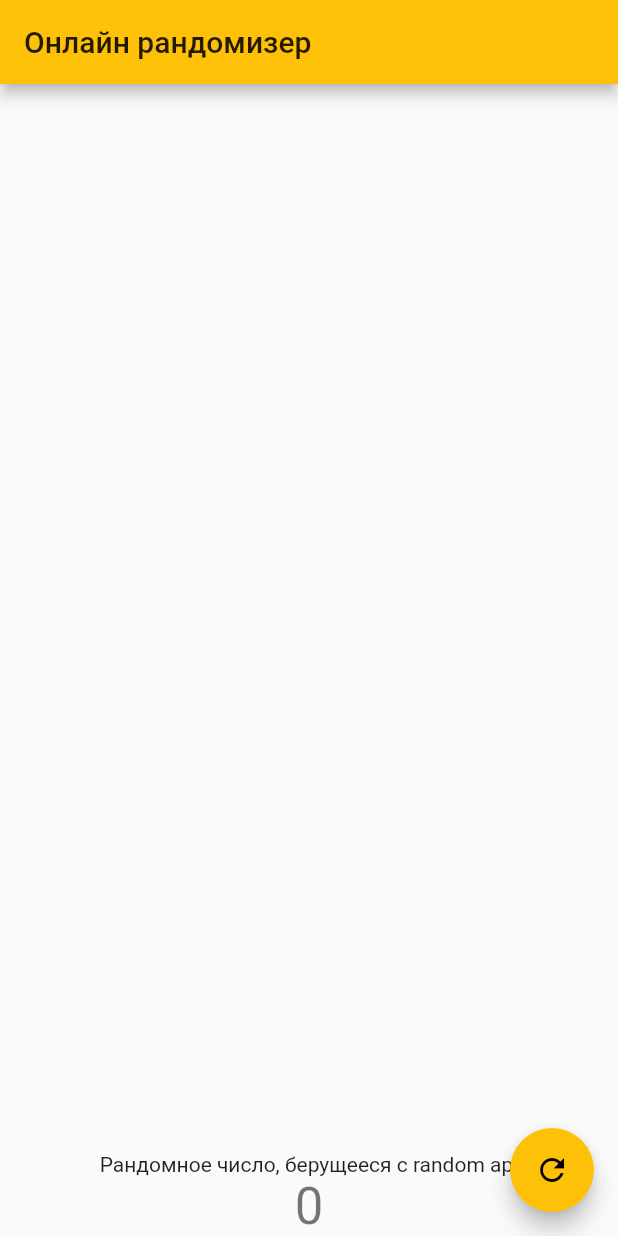
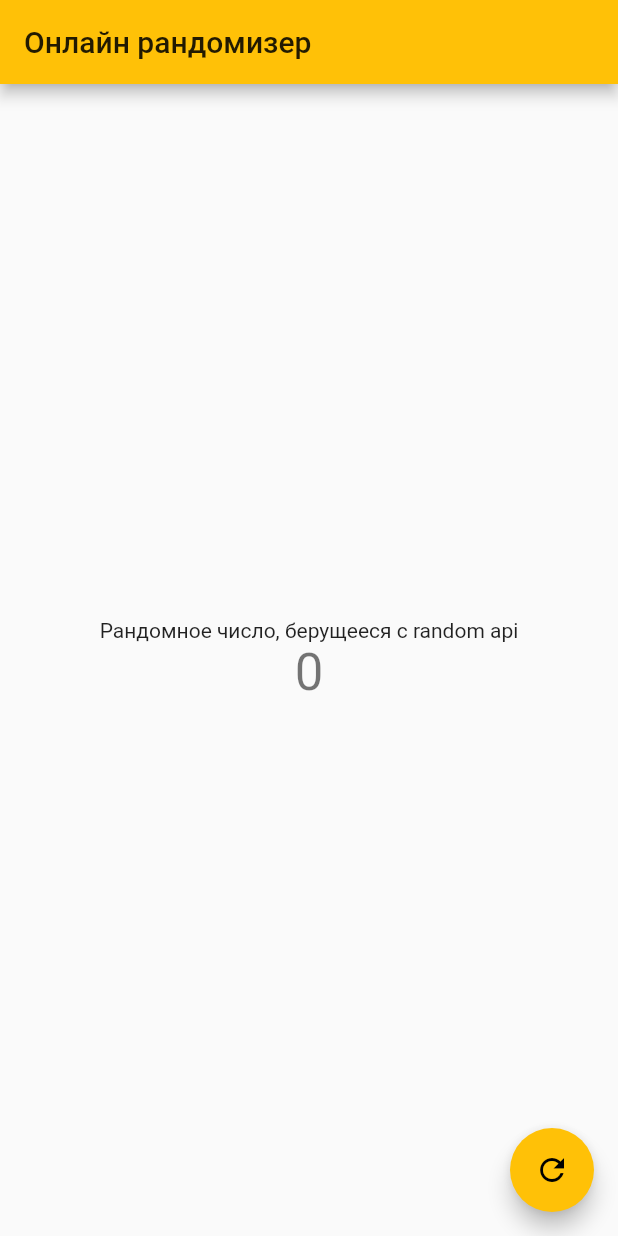
Before and after one commit to mothersjacke7/FlutterDev, a Flutter app: the screen it shows after launch, on a phone screen of 412 x 824 dp. Run offline on Flutter 3.47's test engine with Material 2 defaults, Android fonts, the phone set to English and light mode, and no system bars; our stand-ins replace dio.

Commit message:
refactor: changed colour, added splashcolor

```diff
--- a/flutter_project1/lib/main.dart
+++ b/flutter_project1/lib/main.dart
@@ -49,7 +49,7 @@ class _MyHomePageState extends State<MyHomePage> {
       ),
       body: Center(
         child: Column(
-          mainAxisAlignment: MainAxisAlignment.end,
+          mainAxisAlignment: MainAxisAlignment.center,
           children: <Widget>[
             const Text(
               'Рандомное число, берущееся с random api',
@@ -62,6 +62,7 @@ class _MyHomePageState extends State<MyHomePage> {
         onPressed: _getRandomValue,
         tooltip: 'Рандом',
         child: const Icon(Icons.refresh),
+        splashColor: Colors.purpleAccent,
       ),
     );
   }
```
